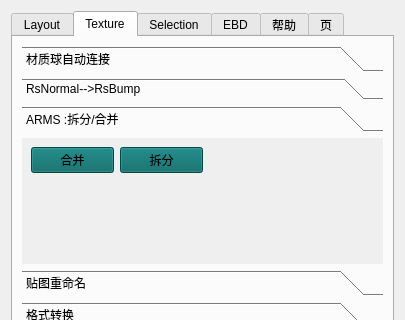
dongpingyao/ErBaDao_Tool_Maya, file ui/Ebd_Tools_maya.ui: the form before one commit; both pictures show x 0 to 405 and y 0 to 320 of the 405 by 490 pixel window.
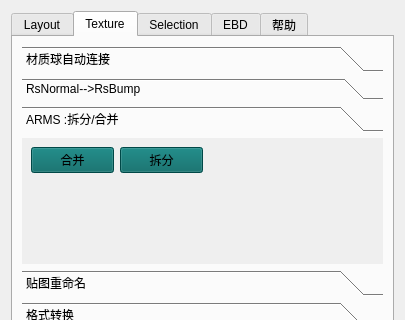
The form after the commit. The open tabs and pages were chosen to show the change.

Commit message: 更新了ui

```diff
--- a/ui/Ebd_Tools_maya.ui
+++ b/ui/Ebd_Tools_maya.ui
@@ -2276,11 +2276,6 @@
          </item>
         </layout>
        </widget>
-       <widget class="QWidget" name="tab_3">
-        <attribute name="title">
-         <string>页</string>
-        </attribute>
-       </widget>
       </widget>
      </item>
      <item>
```
Left out of the diff: 6 changed lines with no effect on the pictures.
